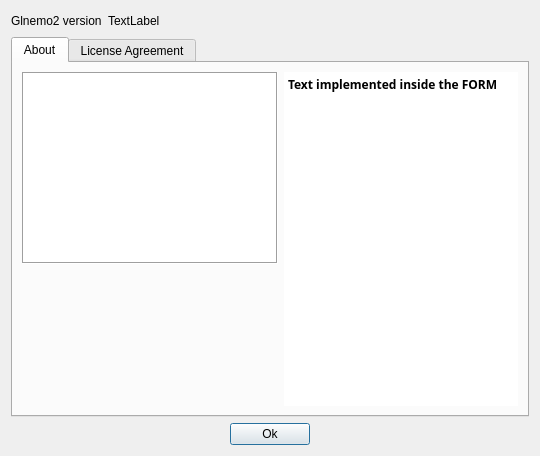
First picture: the form in usr/jcl/glnemo2/src/formabout.ui, repository teuben/nemo, before the edit.
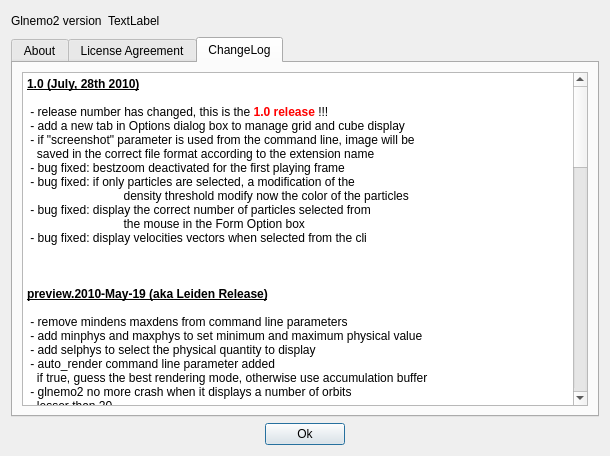
Second picture: the form after the edit. The open tabs and pages were chosen to show the change. Icons and pictures are not drawn.

Patch:
```diff
--- a/usr/jcl/glnemo2/src/formabout.ui
+++ b/usr/jcl/glnemo2/src/formabout.ui
@@ -9,7 +9,7 @@
    <rect>
     <x>0</x>
     <y>0</y>
-    <width>540</width>
+    <width>610</width>
     <height>456</height>
    </rect>
   </property>
@@ -380,6 +380,39 @@
      </item>
     </layout>
    </item>
+   <item row="2" column="0">
+    <spacer>
+     <property name="orientation">
+      <enum>Qt::Horizontal</enum>
+     </property>
+     <property name="sizeHint" stdset="0">
+      <size>
+       <width>40</width>
+       <height>20</height>
+      </size>
+     </property>
+    </spacer>
+   </item>
+   <item row="2" column="1">
+    <widget class="QPushButton" name="pushButton">
+     <property name="text">
+      <string>Ok</string>
+     </property>
+    </widget>
+   </item>
+   <item row="2" column="2">
+    <spacer>
+     <property name="orientation">
+      <enum>Qt::Horizontal</enum>
+     </property>
+     <property name="sizeHint" stdset="0">
+      <size>
+       <width>40</width>
+       <height>20</height>
+      </size>
+     </property>
+    </spacer>
+   </item>
    <item row="1" column="0" colspan="3">
     <widget class="QTabWidget" name="tabWidget">
      <property name="sizePolicy">
@@ -1009,41 +1042,116 @@
        </item>
       </layout>
      </widget>
+     <widget class="QWidget" name="tab_3">
+      <attribute name="title">
+       <string>ChangeLog</string>
+      </attribute>
+      <layout class="QGridLayout" name="gridLayout">
+       <item row="0" column="0">
+        <widget class="QTextEdit" name="textEdit_2">
+         <property name="html">
+          <string>&lt;!DOCTYPE HTML PUBLIC &quot;-//W3C//DTD HTML 4.0//EN&quot; &quot;http://www.w3.org/TR/REC-html40/strict.dtd&quot;&gt;
+&lt;html&gt;&lt;head&gt;&lt;meta name=&quot;qrichtext&quot; content=&quot;1&quot; /&gt;&lt;style type=&quot;text/css&quot;&gt;
+p, li { white-space: pre-wrap; }
+&lt;/style&gt;&lt;/head&gt;&lt;body style=&quot; font-family:'Sans Serif'; font-size:9pt; font-weight:400; font-style:normal;&quot;&gt;
+&lt;table border=&quot;0&quot; style=&quot;-qt-table-type: root; margin-top:4px; margin-bottom:4px; margin-left:4px; margin-right:4px;&quot;&gt;
+&lt;tr&gt;
+&lt;td style=&quot;border: none;&quot;&gt;
+&lt;p style=&quot; margin-top:0px; margin-bottom:0px; margin-left:0px; margin-right:0px; -qt-block-indent:0; text-indent:0px;&quot;&gt;&lt;span style=&quot; font-weight:600; text-decoration: underline;&quot;&gt;1.0 (July, 28th 2010)&lt;/span&gt;&lt;/p&gt;
+&lt;p style=&quot;-qt-paragraph-type:empty; margin-top:0px; margin-bottom:0px; margin-left:0px; margin-right:0px; -qt-block-indent:0; text-indent:0px;&quot;&gt;&lt;/p&gt;
+&lt;p style=&quot; margin-top:0px; margin-bottom:0px; margin-left:0px; margin-right:0px; -qt-block-indent:0; text-indent:0px;&quot;&gt; - release number has changed, this is the &lt;span style=&quot; font-weight:600; color:#ff0000;&quot;&gt;1.0 release &lt;/span&gt;!!!	&lt;/p&gt;
+&lt;p style=&quot; margin-top:0px; margin-bottom:0px; margin-left:0px; margin-right:0px; -qt-block-indent:0; text-indent:0px;&quot;&gt; - add a new tab in Options dialog box to manage grid and cube display	&lt;/p&gt;
+&lt;p style=&quot; margin-top:0px; margin-bottom:0px; margin-left:0px; margin-right:0px; -qt-block-indent:0; text-indent:0px;&quot;&gt; - if &amp;quot;screenshot&amp;quot; parameter is used from the command line, image will be&lt;/p&gt;
+&lt;p style=&quot; margin-top:0px; margin-bottom:0px; margin-left:0px; margin-right:0px; -qt-block-indent:0; text-indent:0px;&quot;&gt;   saved in the correct file format according to the extension name&lt;/p&gt;
+&lt;p style=&quot; margin-top:0px; margin-bottom:0px; margin-left:0px; margin-right:0px; -qt-block-indent:0; text-indent:0px;&quot;&gt; - bug fixed: bestzoom deactivated for the first playing frame &lt;/p&gt;
+&lt;p style=&quot; margin-top:0px; margin-bottom:0px; margin-left:0px; margin-right:0px; -qt-block-indent:0; text-indent:0px;&quot;&gt; - bug fixed: if only particles are selected, a modification of the&lt;/p&gt;
+&lt;p style=&quot; margin-top:0px; margin-bottom:0px; margin-left:0px; margin-right:0px; -qt-block-indent:0; text-indent:0px;&quot;&gt;	     density threshold modify now the color of the particles&lt;/p&gt;
+&lt;p style=&quot; margin-top:0px; margin-bottom:0px; margin-left:0px; margin-right:0px; -qt-block-indent:0; text-indent:0px;&quot;&gt; - bug fixed: display the correct number of particles selected from&lt;/p&gt;
+&lt;p style=&quot; margin-top:0px; margin-bottom:0px; margin-left:0px; margin-right:0px; -qt-block-indent:0; text-indent:0px;&quot;&gt;	     the mouse in the Form Option box&lt;/p&gt;
+&lt;p style=&quot; margin-top:0px; margin-bottom:0px; margin-left:0px; margin-right:0px; -qt-block-indent:0; text-indent:0px;&quot;&gt; - bug fixed: display velocities vectors when selected from the cli&lt;/p&gt;
+&lt;p style=&quot; margin-top:0px; margin-bottom:0px; margin-left:0px; margin-right:0px; -qt-block-indent:0; text-indent:0px;&quot;&gt;	&lt;/p&gt;
+&lt;p style=&quot; margin-top:0px; margin-bottom:0px; margin-left:0px; margin-right:0px; -qt-block-indent:0; text-indent:0px;&quot;&gt;	&lt;/p&gt;
+&lt;p style=&quot; margin-top:0px; margin-bottom:0px; margin-left:0px; margin-right:0px; -qt-block-indent:0; text-indent:0px;&quot;&gt;	&lt;/p&gt;
+&lt;p style=&quot; margin-top:0px; margin-bottom:0px; margin-left:0px; margin-right:0px; -qt-block-indent:0; text-indent:0px;&quot;&gt;&lt;span style=&quot; font-weight:600; text-decoration: underline;&quot;&gt;preview.2010-May-19 (aka Leiden Release)&lt;/span&gt;&lt;/p&gt;
+&lt;p style=&quot;-qt-paragraph-type:empty; margin-top:0px; margin-bottom:0px; margin-left:0px; margin-right:0px; -qt-block-indent:0; text-indent:0px;&quot;&gt;&lt;/p&gt;
+&lt;p style=&quot; margin-top:0px; margin-bottom:0px; margin-left:0px; margin-right:0px; -qt-block-indent:0; text-indent:0px;&quot;&gt; - remove mindens maxdens from command line parameters&lt;/p&gt;
+&lt;p style=&quot; margin-top:0px; margin-bottom:0px; margin-left:0px; margin-right:0px; -qt-block-indent:0; text-indent:0px;&quot;&gt; - add minphys and maxphys to set minimum and maximum physical value&lt;/p&gt;
+&lt;p style=&quot; margin-top:0px; margin-bottom:0px; margin-left:0px; margin-right:0px; -qt-block-indent:0; text-indent:0px;&quot;&gt; - add selphys to select the physical quantity to display&lt;/p&gt;
+&lt;p style=&quot; margin-top:0px; margin-bottom:0px; margin-left:0px; margin-right:0px; -qt-block-indent:0; text-indent:0px;&quot;&gt; - auto_render command line parameter added&lt;/p&gt;
+&lt;p style=&quot; margin-top:0px; margin-bottom:0px; margin-left:0px; margin-right:0px; -qt-block-indent:0; text-indent:0px;&quot;&gt;   if true, guess the best rendering mode, otherwise use accumulation buffer&lt;/p&gt;
+&lt;p style=&quot; margin-top:0px; margin-bottom:0px; margin-left:0px; margin-right:0px; -qt-block-indent:0; text-indent:0px;&quot;&gt; - glnemo2 no more crash when it displays a number of orbits&lt;/p&gt;
+&lt;p style=&quot; margin-top:0px; margin-bottom:0px; margin-left:0px; margin-right:0px; -qt-block-indent:0; text-indent:0px;&quot;&gt;   lesser than 20&lt;/p&gt;
+&lt;p style=&quot; margin-top:0px; margin-bottom:0px; margin-left:0px; margin-right:0px; -qt-block-indent:0; text-indent:0px;&quot;&gt; - fix a bug about the rendering mode changing from time to time&lt;/p&gt;
+&lt;p style=&quot; margin-top:0px; margin-bottom:0px; margin-left:0px; margin-right:0px; -qt-block-indent:0; text-indent:0px;&quot;&gt; - set correctly min/man physical quantity with respecting slide&lt;/p&gt;
+&lt;p style=&quot; margin-top:0px; margin-bottom:0px; margin-left:0px; margin-right:0px; -qt-block-indent:0; text-indent:0px;&quot;&gt; - draw correctly histo view&lt;/p&gt;
+&lt;p style=&quot; margin-top:0px; margin-bottom:0px; margin-left:0px; margin-right:0px; -qt-block-indent:0; text-indent:0px;&quot;&gt;	&lt;/p&gt;
+&lt;p style=&quot; margin-top:0px; margin-bottom:0px; margin-left:0px; margin-right:0px; -qt-block-indent:0; text-indent:0px;&quot;&gt;	&lt;/p&gt;
+&lt;p style=&quot; margin-top:0px; margin-bottom:0px; margin-left:0px; margin-right:0px; -qt-block-indent:0; text-indent:0px;&quot;&gt;&lt;span style=&quot; font-weight:600; text-decoration: underline;&quot;&gt;preview.2010-April-24 &lt;/span&gt;&lt;/p&gt;
+&lt;p style=&quot;-qt-paragraph-type:empty; margin-top:0px; margin-bottom:0px; margin-left:0px; margin-right:0px; -qt-block-indent:0; text-indent:0px;&quot;&gt;&lt;/p&gt;
+&lt;p style=&quot; margin-top:0px; margin-bottom:0px; margin-left:0px; margin-right:0px; -qt-block-indent:0; text-indent:0px;&quot;&gt;  can select times with list of snapshots&lt;/p&gt;
+&lt;p style=&quot; margin-top:0px; margin-bottom:0px; margin-left:0px; margin-right:0px; -qt-block-indent:0; text-indent:0px;&quot;&gt;  add experimental Ramses reader (gas,halo,stars)&lt;/p&gt;
+&lt;p style=&quot; margin-top:0px; margin-bottom:0px; margin-left:0px; margin-right:0px; -qt-block-indent:0; text-indent:0px;&quot;&gt;  add gyrfalcON's runtime manipulator (see $NEMO/usr/jcl/glnemo2/gyrfalcon/README)&lt;/p&gt;
+&lt;p style=&quot; margin-top:0px; margin-bottom:0px; margin-left:0px; margin-right:0px; -qt-block-indent:0; text-indent:0px;&quot;&gt;  add clean installer (make install =&amp;gt; glnemo2 install in $NEMOBIN)&lt;/p&gt;
+&lt;p style=&quot; margin-top:0px; margin-bottom:0px; margin-left:0px; margin-right:0px; -qt-block-indent:0; text-indent:0px;&quot;&gt;  add glnemo2 manual (man glnemo2)&lt;/p&gt;
+&lt;p style=&quot; margin-top:0px; margin-bottom:0px; margin-left:0px; margin-right:0px; -qt-block-indent:0; text-indent:0px;&quot;&gt;  many bugs fixed&lt;/p&gt;
+&lt;p style=&quot; margin-top:0px; margin-bottom:0px; margin-left:0px; margin-right:0px; -qt-block-indent:0; text-indent:0px;&quot;&gt;	&lt;/p&gt;
+&lt;p style=&quot; margin-top:0px; margin-bottom:0px; margin-left:0px; margin-right:0px; -qt-block-indent:0; text-indent:0px;&quot;&gt;&lt;span style=&quot; font-weight:600; text-decoration: underline;&quot;&gt;preview.2010-Feb-15&lt;/span&gt;&lt;/p&gt;
+&lt;p style=&quot;-qt-paragraph-type:empty; margin-top:0px; margin-bottom:0px; margin-left:0px; margin-right:0px; -qt-block-indent:0; text-indent:0px;&quot;&gt;&lt;/p&gt;
+&lt;p style=&quot; margin-top:0px; margin-bottom:0px; margin-left:0px; margin-right:0px; -qt-block-indent:0; text-indent:0px;&quot;&gt;  fix a bug on gadget2 file with BNDRY data&lt;/p&gt;
+&lt;p style=&quot; margin-top:0px; margin-bottom:0px; margin-left:0px; margin-right:0px; -qt-block-indent:0; text-indent:0px;&quot;&gt;  &lt;/p&gt;
+&lt;p style=&quot; margin-top:0px; margin-bottom:0px; margin-left:0px; margin-right:0px; -qt-block-indent:0; text-indent:0px;&quot;&gt;&lt;span style=&quot; font-weight:600; text-decoration: underline;&quot;&gt;preview.2010-Feb-03&lt;/span&gt;&lt;/p&gt;
+&lt;p style=&quot;-qt-paragraph-type:empty; margin-top:0px; margin-bottom:0px; margin-left:0px; margin-right:0px; -qt-block-indent:0; text-indent:0px;&quot;&gt;&lt;/p&gt;
+&lt;p style=&quot; margin-top:0px; margin-bottom:0px; margin-left:0px; margin-right:0px; -qt-block-indent:0; text-indent:0px;&quot;&gt;  glnemo2 can render automatically all the time steps of a snapshot, if &lt;/p&gt;
+&lt;p style=&quot; margin-top:0px; margin-bottom:0px; margin-left:0px; margin-right:0px; -qt-block-indent:0; text-indent:0px;&quot;&gt;  from the command line, input parameters screenshot has a value  and play=t.  &lt;/p&gt;
+&lt;p style=&quot;-qt-paragraph-type:empty; margin-top:0px; margin-bottom:0px; margin-left:0px; margin-right:0px; -qt-block-indent:0; text-indent:0px;&quot;&gt;&lt;/p&gt;
+&lt;p style=&quot; margin-top:0px; margin-bottom:0px; margin-left:0px; margin-right:0px; -qt-block-indent:0; text-indent:0px;&quot;&gt;  Support added for Gadget2 file in multiple data file. &lt;/p&gt;
+&lt;p style=&quot;-qt-paragraph-type:empty; margin-top:0px; margin-bottom:0px; margin-left:0px; margin-right:0px; -qt-block-indent:0; text-indent:0px;&quot;&gt;&lt;/p&gt;
+&lt;p style=&quot; margin-top:0px; margin-bottom:0px; margin-left:0px; margin-right:0px; -qt-block-indent:0; text-indent:0px;&quot;&gt;&lt;span style=&quot; font-weight:600; text-decoration: underline;&quot;&gt;preview.2009-Oct-23&lt;/span&gt;&lt;/p&gt;
+&lt;p style=&quot;-qt-paragraph-type:empty; margin-top:0px; margin-bottom:0px; margin-left:0px; margin-right:0px; -qt-block-indent:0; text-indent:0px;&quot;&gt;&lt;/p&gt;
+&lt;p style=&quot; margin-top:0px; margin-bottom:0px; margin-left:0px; margin-right:0px; -qt-block-indent:0; text-indent:0px;&quot;&gt;- new input parameters enhance screenshot from the command line:&lt;/p&gt;
+&lt;p style=&quot; margin-top:0px; margin-bottom:0px; margin-left:0px; margin-right:0px; -qt-block-indent:0; text-indent:0px;&quot;&gt;   - mindens   : set minimum density threshold&lt;/p&gt;
+&lt;p style=&quot; margin-top:0px; margin-bottom:0px; margin-left:0px; margin-right:0px; -qt-block-indent:0; text-indent:0px;&quot;&gt;   - maxdens   : set maximum density threshold&lt;/p&gt;
+&lt;p style=&quot; margin-top:0px; margin-bottom:0px; margin-left:0px; margin-right:0px; -qt-block-indent:0; text-indent:0px;&quot;&gt;   - com       : boolean to center according to the center of mass &lt;/p&gt;
+&lt;p style=&quot; margin-top:0px; margin-bottom:0px; margin-left:0px; margin-right:0px; -qt-block-indent:0; text-indent:0px;&quot;&gt;   - cmapindex : give the colormap index&lt;/p&gt;
+&lt;p style=&quot; margin-top:0px; margin-bottom:0px; margin-left:0px; margin-right:0px; -qt-block-indent:0; text-indent:0px;&quot;&gt;- colormap can be selected directly from the user interface&lt;/p&gt;
+&lt;p style=&quot;-qt-paragraph-type:empty; margin-top:0px; margin-bottom:0px; margin-left:0px; margin-right:0px; -qt-block-indent:0; text-indent:0px;&quot;&gt;&lt;/p&gt;
+&lt;p style=&quot; margin-top:0px; margin-bottom:0px; margin-left:0px; margin-right:0px; -qt-block-indent:0; text-indent:0px;&quot;&gt;- experimental temperature display&lt;/p&gt;
+&lt;p style=&quot;-qt-paragraph-type:empty; margin-top:0px; margin-bottom:0px; margin-left:0px; margin-right:0px; -qt-block-indent:0; text-indent:0px;&quot;&gt;&lt;/p&gt;
+&lt;p style=&quot; margin-top:0px; margin-bottom:0px; margin-left:0px; margin-right:0px; -qt-block-indent:0; text-indent:0px;&quot;&gt;&lt;span style=&quot; font-weight:600; text-decoration: underline;&quot;&gt;1.preview.2009-Jul-16&lt;/span&gt;&lt;/p&gt;
+&lt;p style=&quot;-qt-paragraph-type:empty; margin-top:0px; margin-bottom:0px; margin-left:0px; margin-right:0px; -qt-block-indent:0; text-indent:0px;&quot;&gt;&lt;/p&gt;
+&lt;p style=&quot; margin-top:0px; margin-bottom:0px; margin-left:0px; margin-right:0px; -qt-block-indent:0; text-indent:0px;&quot;&gt;- huge speed up on the rendering engine (up to 1000% !), thanks to :&lt;/p&gt;
+&lt;p style=&quot; margin-top:0px; margin-bottom:0px; margin-left:0px; margin-right:0px; -qt-block-indent:0; text-indent:0px;&quot;&gt;   - vertex buffer object&lt;/p&gt;
+&lt;p style=&quot; margin-top:0px; margin-bottom:0px; margin-left:0px; margin-right:0px; -qt-block-indent:0; text-indent:0px;&quot;&gt;   - vertex and pixel shader (via glsl)&lt;/p&gt;
+&lt;p style=&quot; margin-top:0px; margin-bottom:0px; margin-left:0px; margin-right:0px; -qt-block-indent:0; text-indent:0px;&quot;&gt;   - GL_POINT_SPRITE_ARB and GL_VERTEX_PROGRAM_POINT_SIZE_NV&lt;/p&gt;
+&lt;p style=&quot;-qt-paragraph-type:empty; margin-top:0px; margin-bottom:0px; margin-left:0px; margin-right:0px; -qt-block-indent:0; text-indent:0px;&quot;&gt;&lt;/p&gt;
+&lt;p style=&quot; margin-top:0px; margin-bottom:0px; margin-left:0px; margin-right:0px; -qt-block-indent:0; text-indent:0px;&quot;&gt;- density rendering engine, to display and color particles according to their&lt;/p&gt;
+&lt;p style=&quot; margin-top:0px; margin-bottom:0px; margin-left:0px; margin-right:0px; -qt-block-indent:0; text-indent:0px;&quot;&gt;  density and the distance of their Kth neighbours. It works with gadget2&lt;/p&gt;
+&lt;p style=&quot; margin-top:0px; margin-bottom:0px; margin-left:0px; margin-right:0px; -qt-block-indent:0; text-indent:0px;&quot;&gt;  snapshots with gas components, and with NEMO snapshots with density field.&lt;/p&gt;
+&lt;p style=&quot;-qt-paragraph-type:empty; margin-top:0px; margin-bottom:0px; margin-left:0px; margin-right:0px; -qt-block-indent:0; text-indent:0px;&quot;&gt;&lt;/p&gt;
+&lt;p style=&quot; margin-top:0px; margin-bottom:0px; margin-left:0px; margin-right:0px; -qt-block-indent:0; text-indent:0px;&quot;&gt;- offscreen rendering, using frame buffer object, to take screenshot from the command line and from the GUI&lt;/p&gt;
+&lt;p style=&quot;-qt-paragraph-type:empty; margin-top:0px; margin-bottom:0px; margin-left:0px; margin-right:0px; -qt-block-indent:0; text-indent:0px;&quot;&gt;&lt;/p&gt;
+&lt;p style=&quot; margin-top:0px; margin-bottom:0px; margin-left:0px; margin-right:0px; -qt-block-indent:0; text-indent:0px;&quot;&gt;- new input file format phiGRAPE&lt;/p&gt;
+&lt;p style=&quot;-qt-paragraph-type:empty; margin-top:0px; margin-bottom:0px; margin-left:0px; margin-right:0px; -qt-block-indent:0; text-indent:0px;&quot;&gt;&lt;/p&gt;
+&lt;p style=&quot; margin-top:0px; margin-bottom:0px; margin-left:0px; margin-right:0px; -qt-block-indent:0; text-indent:0px;&quot;&gt;- possibility to record and display orbits&lt;/p&gt;
+&lt;p style=&quot;-qt-paragraph-type:empty; margin-top:0px; margin-bottom:0px; margin-left:0px; margin-right:0px; -qt-block-indent:0; text-indent:0px;&quot;&gt;&lt;/p&gt;
+&lt;p style=&quot; margin-top:0px; margin-bottom:0px; margin-left:0px; margin-right:0px; -qt-block-indent:0; text-indent:0px;&quot;&gt;- list of files does not need header anymore&lt;/p&gt;
+&lt;p style=&quot;-qt-paragraph-type:empty; margin-top:0px; margin-bottom:0px; margin-left:0px; margin-right:0px; -qt-block-indent:0; text-indent:0px;&quot;&gt;&lt;/p&gt;
+&lt;p style=&quot; margin-top:0px; margin-bottom:0px; margin-left:0px; margin-right:0px; -qt-block-indent:0; text-indent:0px;&quot;&gt;- camera path using b-splines, to fly over the simulation&lt;/p&gt;
+&lt;p style=&quot;-qt-paragraph-type:empty; margin-top:0px; margin-bottom:0px; margin-left:0px; margin-right:0px; -qt-block-indent:0; text-indent:0px;&quot;&gt;&lt;/p&gt;
+&lt;p style=&quot; margin-top:0px; margin-bottom:0px; margin-left:0px; margin-right:0px; -qt-block-indent:0; text-indent:0px;&quot;&gt;- **TONS** of bugs fixed&lt;/p&gt;
+&lt;p style=&quot;-qt-paragraph-type:empty; margin-top:0px; margin-bottom:0px; margin-left:0px; margin-right:0px; -qt-block-indent:0; text-indent:0px;&quot;&gt;&lt;/p&gt;
+&lt;p style=&quot; margin-top:0px; margin-bottom:0px; margin-left:0px; margin-right:0px; -qt-block-indent:0; text-indent:0px;&quot;&gt;&lt;span style=&quot; font-weight:600; text-decoration: underline;&quot;&gt;1.preview.080327&lt;/span&gt;&lt;/p&gt;
+&lt;p style=&quot;-qt-paragraph-type:empty; margin-top:0px; margin-bottom:0px; margin-left:0px; margin-right:0px; -qt-block-indent:0; text-indent:0px;&quot;&gt;&lt;/p&gt;
+&lt;p style=&quot; margin-top:0px; margin-bottom:0px; margin-left:0px; margin-right:0px; -qt-block-indent:0; text-indent:0px;&quot;&gt;First public release&lt;/p&gt;
+&lt;p style=&quot;-qt-paragraph-type:empty; margin-top:0px; margin-bottom:0px; margin-left:0px; margin-right:0px; -qt-block-indent:0; text-indent:0px;&quot;&gt;&lt;/p&gt;
+&lt;p style=&quot;-qt-paragraph-type:empty; margin-top:0px; margin-bottom:0px; margin-left:0px; margin-right:0px; -qt-block-indent:0; text-indent:0px;&quot;&gt;&lt;/p&gt;&lt;/td&gt;&lt;/tr&gt;&lt;/table&gt;&lt;/body&gt;&lt;/html&gt;</string>
+         </property>
+        </widget>
+       </item>
+      </layout>
+     </widget>
     </widget>
    </item>
-   <item row="2" column="0">
-    <spacer>
-     <property name="orientation">
-      <enum>Qt::Horizontal</enum>
-     </property>
-     <property name="sizeHint" stdset="0">
-      <size>
-       <width>40</width>
-       <height>20</height>
-      </size>
-     </property>
-    </spacer>
-   </item>
-   <item row="2" column="1">
-    <widget class="QPushButton" name="pushButton">
-     <property name="text">
-      <string>Ok</string>
-     </property>
-    </widget>
-   </item>
-   <item row="2" column="2">
-    <spacer>
-     <property name="orientation">
-      <enum>Qt::Horizontal</enum>
-     </property>
-     <property name="sizeHint" stdset="0">
-      <size>
-       <width>40</width>
-       <height>20</height>
-      </size>
-     </property>
-    </spacer>
-   </item>
   </layout>
  </widget>
  <resources>
```
Left out of the diff: 4 changed lines with no effect on the pictures.
